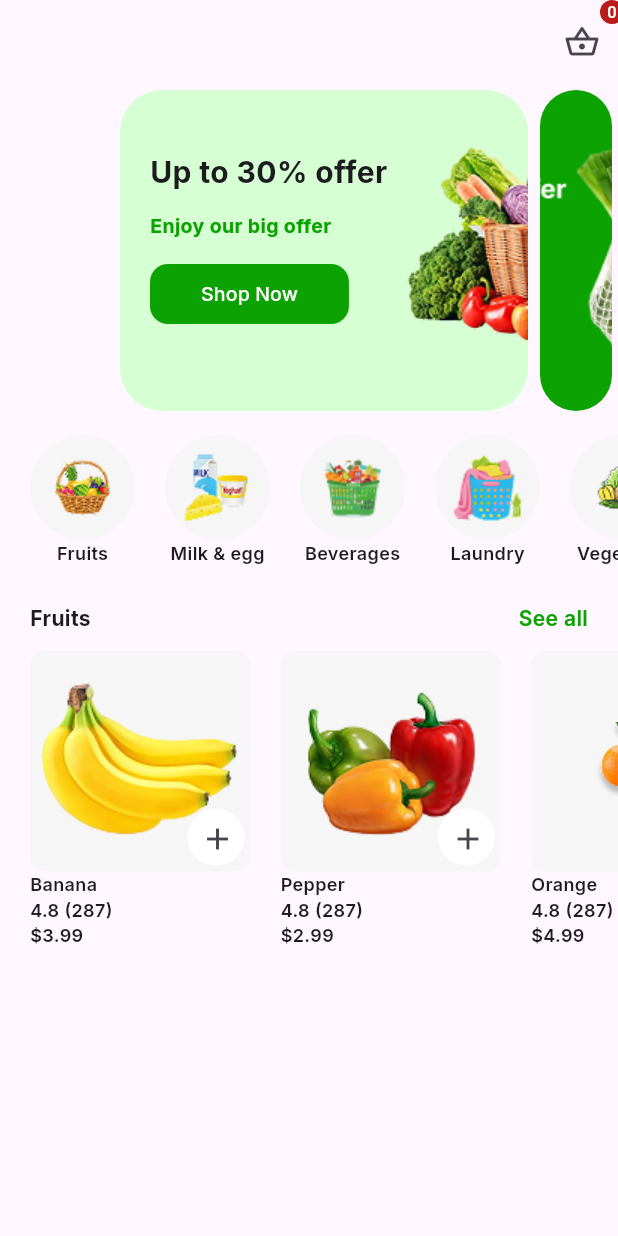
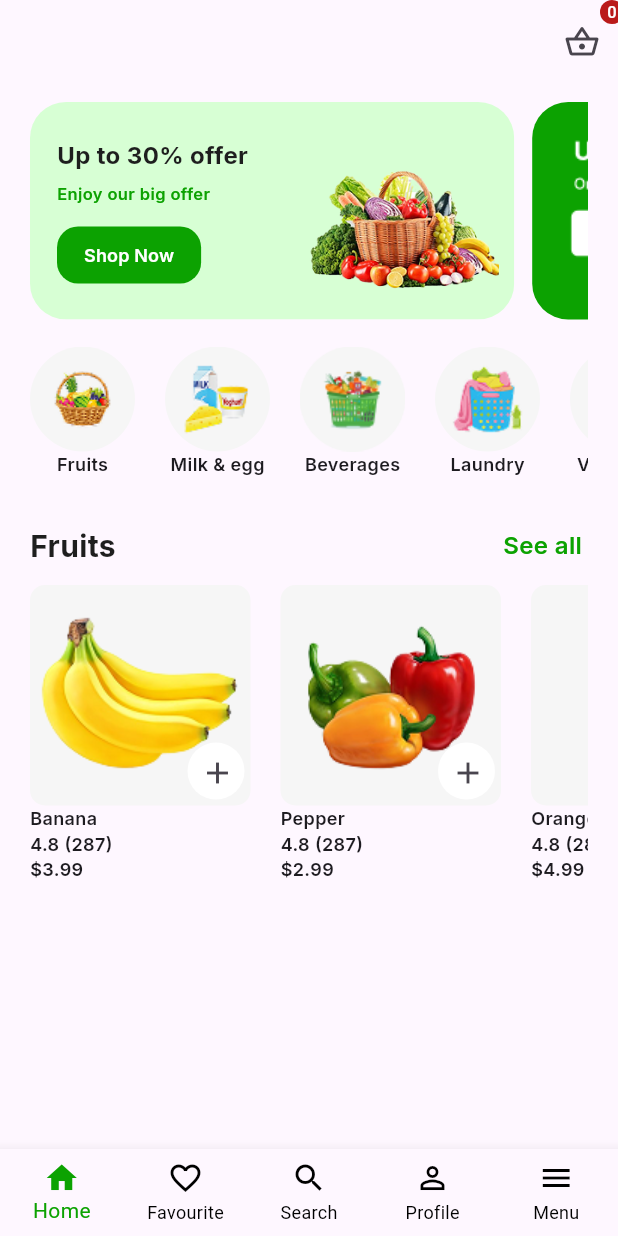
Before and after one commit to Abdulazeezno1/Grabber, a Flutter app: the screen it shows after launch, on a phone screen of 412 x 824 dp. Run offline on Flutter 3.47's test engine with Material 3 defaults, Android fonts, the phone set to English and light mode, and no system bars; our stand-ins replace flutter_animate, flutter_riverpod, google_fonts.

Commit message:
Added a new feature
I add a bottom navigation bar to the homepage

```diff
--- a/lib/main.dart
+++ b/lib/main.dart
@@ -32,6 +32,7 @@ class MyApp extends StatelessWidget {
         // tested with just a hot reload.
         colorScheme: ColorScheme.fromSeed(seedColor: Colors.deepPurple),
       ),
+      debugShowCheckedModeBanner: false,
       home: const HomePage(),
     );
   }
--- a/lib/screen/home.dart
+++ b/lib/screen/home.dart
@@ -6,14 +6,33 @@ import 'package:grabber/screen/cart_screen.dart';
 import 'package:grabber/widget/catergory.dart';
 import 'package:grabber/widget/fruit.dart';
 
-class HomePage extends ConsumerWidget {
+class HomePage extends ConsumerStatefulWidget {
   const HomePage({super.key});
 
   @override
-  Widget build(BuildContext context, WidgetRef ref) {
+  ConsumerState<HomePage> createState() => _HomePageState();
+}
+
+class _HomePageState extends ConsumerState<HomePage> {
+  late final PageController _pageController;
+
+  @override
+  void initState() {
+    super.initState();
+    _pageController = PageController(viewportFraction: 0.90);
+  }
+
+  @override
+  void dispose() {
+    _pageController.dispose();
+    super.dispose();
+  }
+
+  @override
+  Widget build(BuildContext context) {
     final cartItems = ref.watch(cartProvider);
+    final totalCount = cartItems.fold(0, (sum, item) => sum + item.quantity);
 
-    final totalCount = cartItems.fold(0, (sum, item) => sum + item.quantity);
     return Scaffold(
       appBar: AppBar(
         actions: [
@@ -23,74 +42,152 @@ class HomePage extends ConsumerWidget {
               onPressed: () {
                 Navigator.push(
                   context,
-                  MaterialPageRoute(
-                    builder: (context) {
-                      return CartScreen();
-                    },
-                  ),
+                  MaterialPageRoute(builder: (context) => CartScreen()),
                 );
               },
-              icon: Icon(Icons.shopping_basket_outlined),
+              icon: const Icon(Icons.shopping_basket_outlined),
             ),
           ),
         ],
       ),
-      body: Padding(
-        padding: const EdgeInsets.only(left: 20),
+      body: SingleChildScrollView(
+        child: Padding(
+          padding: const EdgeInsets.symmetric(horizontal: 20),
           child: Column(
-          crossAxisAlignment: CrossAxisAlignment.stretch,
-          mainAxisSize: MainAxisSize.max,
-          spacing: 12,
+            crossAxisAlignment: CrossAxisAlignment.start,
             children: [
+              const SizedBox(height: 12),
+
               SizedBox(
-              height: 222,
-              width: double.infinity,
-              child: CarouselView.weighted(
-                // itemExtent: 430,
-                flexWeights: const <int>[1, 5, 1],
-                children: [
-                  Container(
-                    height: 222,
-                    width: 430,
-                    decoration: BoxDecoration(color: Color(0xFFD7FFD4)),
-                    child: Stack(
+                height: 145,
+                child: PageView(
+                  controller: _pageController,
+                  padEnds: false,
                   children: [
                     Padding(
-                          padding: const EdgeInsets.only(top: 40, left: 20),
+                      padding: const EdgeInsets.only(right: 12),
+                      child: _buildPromoCard(),
+                    ),
+                    Padding(
+                      padding: const EdgeInsets.only(right: 12),
+                      child: _buildImageCard("assets/images/Slider 2.png"),
+                    ),
+                    Padding(
+                      padding: const EdgeInsets.only(right: 12),
+                      child: _buildImageCard("assets/images/Slider 3.png"),
+                    ),
+                  ],
+                ),
+              ),
+
+              const SizedBox(height: 18),
+
+              const SizedBox(height: 100, child: Catergory()),
+
+              const SizedBox(height: 18),
+
+              Padding(
+                padding: const EdgeInsets.only(right: 4),
+                child: Row(
+                  mainAxisAlignment: MainAxisAlignment.spaceBetween,
+                  children: [
+                    Text(
+                      "Fruits",
+                      style: GoogleFonts.inter(
+                        fontWeight: FontWeight.bold,
+                        fontSize: 20,
+                        color: const Color(0xFF1E1E1E),
+                      ),
+                    ),
+                    Text(
+                      "See all",
+                      style: GoogleFonts.inter(
+                        color: const Color(0xFF0CA201),
+                        fontWeight: FontWeight.w600,
+                        fontSize: 16,
+                      ),
+                    ),
+                  ],
+                ),
+              ),
+
+              const SizedBox(height: 12),
+
+              const SizedBox(height: 245, child: Fruit()),
+            ],
+          ),
+        ),
+      ),
+      bottomNavigationBar: BottomNavigationBar(
+        type: BottomNavigationBarType.fixed,
+        selectedItemColor: const Color(0xFF0CA201),
+        unselectedItemColor: Colors.black,
+        showUnselectedLabels: true,
+        items: const [
+          BottomNavigationBarItem(icon: Icon(Icons.home), label: "Home"),
+          BottomNavigationBarItem(
+            icon: Icon(Icons.favorite_border),
+            label: "Favourite",
+          ),
+          BottomNavigationBarItem(icon: Icon(Icons.search), label: "Search"),
+          BottomNavigationBarItem(
+            icon: Icon(Icons.person_outline),
+            label: "Profile",
+          ),
+          BottomNavigationBarItem(icon: Icon(Icons.menu), label: "Menu"),
+        ],
+      ),
+    );
+  }
+
+  Widget _buildPromoCard() {
+    return ClipRRect(
+      borderRadius: BorderRadius.circular(24),
+      child: Container(
+        color: const Color(0xFFD7FFD4),
+        padding: const EdgeInsets.fromLTRB(18, 16, 10, 16),
+        child: Row(
+          children: [
+            Expanded(
+              flex: 5,
               child: Column(
+                mainAxisAlignment: MainAxisAlignment.center,
                 crossAxisAlignment: CrossAxisAlignment.start,
-                            spacing: 12,
                 children: [
                   Text(
                     "Up to 30% offer",
                     style: GoogleFonts.inter(
-                                  fontWeight: FontWeight.bold,
-                                  fontSize: 20,
+                      fontWeight: FontWeight.w700,
+                      fontSize: 16,
+                      color: const Color(0xFF1E1E1E),
                     ),
                   ),
+                  const SizedBox(height: 6),
                   Text(
                     "Enjoy our big offer",
                     style: GoogleFonts.inter(
-                                  fontWeight: FontWeight.bold,
-                                  fontSize: 13,
-                                  color: Color(0xFF0CA201),
+                      fontWeight: FontWeight.w600,
+                      fontSize: 11,
+                      color: const Color(0xFF0CA201),
                     ),
                   ),
-                              FilledButton(
+                  const SizedBox(height: 14),
+                  SizedBox(
+                    height: 38,
+                    child: FilledButton(
                       onPressed: () {},
                       style: FilledButton.styleFrom(
-                                  backgroundColor: Color(0xFF0CA201),
-                                  side: BorderSide.none,
+                        backgroundColor: const Color(0xFF0CA201),
                         shape: RoundedRectangleBorder(
-                                    borderRadius: BorderRadius.circular(12),
+                          borderRadius: BorderRadius.circular(14),
                         ),
+                        padding: const EdgeInsets.symmetric(horizontal: 18),
                       ),
-                                child: Padding(
-                                  padding: const EdgeInsets.all(10.0),
                       child: Text(
                         "Shop Now",
                         style: GoogleFonts.inter(
-                                      fontSize: 13,
+                          fontSize: 12,
+                          fontWeight: FontWeight.w600,
                           color: Colors.white,
                         ),
                       ),
@@ -99,57 +196,31 @@ class HomePage extends ConsumerWidget {
                 ],
               ),
             ),
-                        Positioned(
-                          left: 150,
+            const SizedBox(width: 8),
+            Expanded(
+              flex: 4,
+              child: Align(
+                alignment: Alignment.bottomRight,
                 child: Image.asset(
                   "assets/images/basket.png",
-                            height: 200,
-                            width: 300,
+                  fit: BoxFit.contain,
+                ),
               ),
             ),
           ],
         ),
       ),
-                  Image.asset(
-                    "assets/images/Slider 2.png",
-                    // height: 200,
-                    width: 300,
+    );
+  }
+
+  Widget _buildImageCard(String imagePath) {
+    return ClipRRect(
+      borderRadius: BorderRadius.circular(24),
+      child: Image.asset(
+        imagePath,
         fit: BoxFit.cover,
-                  ),
-                  Image.asset(
-                    "assets/images/Slider 3.png",
-                    // height: 200,
-                    width: 300,
-                    fit: BoxFit.cover,
-                  ),
-                ],
-              ),
-            ),
-
-            SizedBox(height: 100, child: Catergory()),
-
-            Padding(
-              padding: const EdgeInsets.only(right: 20.0),
-              child: Row(
-                mainAxisAlignment: MainAxisAlignment.spaceBetween,
-                children: [
-                  Text(
-                    "Fruits",
-                    style: GoogleFonts.inter(fontWeight: FontWeight.bold),
-                  ),
-                  Text(
-                    "See all",
-                    style: GoogleFonts.inter(
-                      color: Color(0xFF0CA201),
-                      fontWeight: FontWeight.w600,
-                    ),
-                  ),
-                ],
-              ),
-            ),
-            SizedBox(height: 245, child: Fruit()),
-          ],
-        ),
+        width: double.infinity,
+        height: double.infinity,
       ),
     );
   }
--- a/pubspec.yaml
+++ b/pubspec.yaml
@@ -41,6 +41,7 @@ dependencies:
   flutter_native_splash: ^2.4.7
   flutter_animate: ^4.5.2
   carousel_slider: ^5.1.2
+  persistent_bottom_nav_bar_v2: ^6.3.2
 
 dev_dependencies:
   flutter_test:
```
Also changed, not shown: lib/widget/bottom.dart (added), pubspec.lock. Lines whose indentation alone changed are shown as unchanged.
